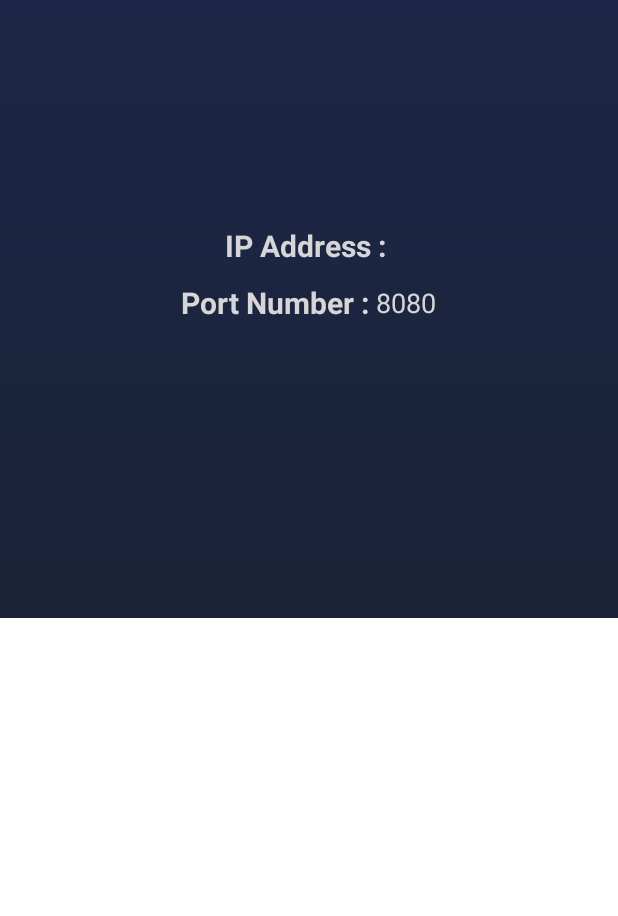
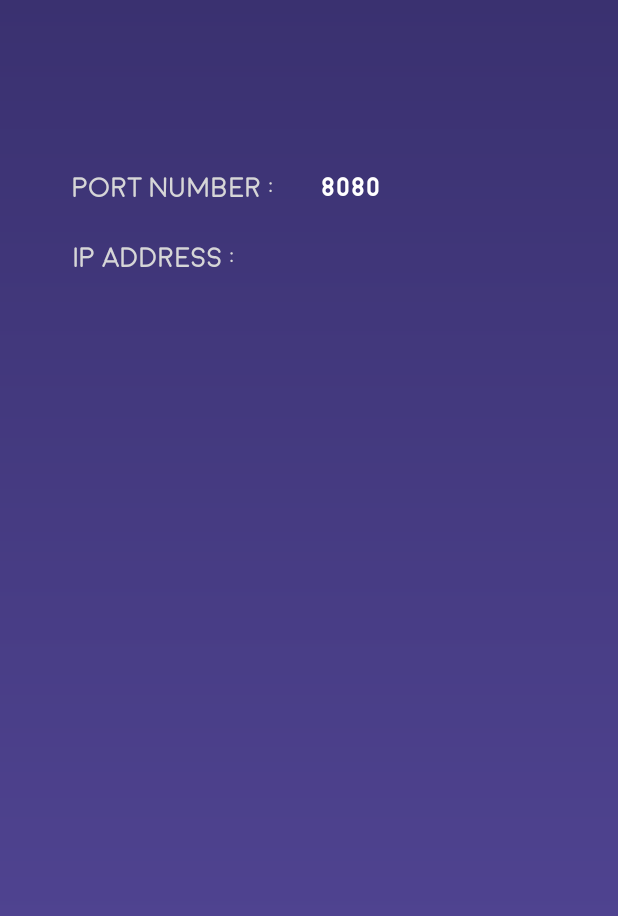
Before and after one commit to sowmen/Android-P2P-Chat-Messenger-using-Java-TCP-IP-Socket-Programming, an Android app: the ShowInfoActivity screen opened directly, with no data from a screen before it, on a phone screen of 412 x 824 dp. Shown: the top 916 px of the screen. Run offline under Robolectric (Android 15) with nearby library versions, the phone set to English and light mode, and no system bars; libraries missing offline, so code that uses them is left out: net.glxn.qrgen; 1 statement that could not run was skipped.

Commit message:
Design chnages2

```diff
--- a/app/src/main/java/com/example/chatfull/ChatActivity.java
+++ b/app/src/main/java/com/example/chatfull/ChatActivity.java
@@ -438,18 +438,20 @@ public class ChatActivity extends AppCompatActivity
                 if (msg.getText() != null) {
                     msg.setUser(user);
                     adapter.addToStart(msg, true);
+                    messageArrayList.add(msg);
                 } else if (msg.isImage()) {
                     msg.setUser(user);
                     adapter.addToStart(msg, true);
+                    messageArrayList.add(msg);
                 } else if (msg.isFile()) {
                     msg.setUser(user);
                     adapter.addToStart(msg, true);
+                    messageArrayList.add(msg);
                 } else if (msg.isColor()) {
                     back_view.setBackgroundColor(msg.getColor());
                 }
 
-                if(!msg.isColor())
-                    messageArrayList.add(msg);
+
             }
         });
     }
--- a/app/src/main/res/drawable/background_gradient.xml
+++ b/app/src/main/res/drawable/background_gradient.xml
@@ -2,7 +2,7 @@
 <shape xmlns:android="http://schemas.android.com/apk/res/android"
     android:shape="rectangle">
     <gradient
-        android:startColor="#FF1B2338"
-        android:endColor="#FF1C2747"
+        android:startColor="#56499b"
+        android:endColor="#3a3170"
         android:angle="90"/>
 </shape>
--- a/app/src/main/res/drawable/buttonshape.xml
+++ b/app/src/main/res/drawable/buttonshape.xml
@@ -1,10 +1,10 @@
 <?xml version="1.0" encoding="utf-8"?>
 <shape xmlns:android="http://schemas.android.com/apk/res/android" android:shape="rectangle" >
     <corners
-        android:radius="10dp"
+        android:radius="3dp"
         />
     <solid
-        android:color="#2690ED"
+        android:color="#B586D9"
         />
     <size
         android:width="300dp"
--- /dev/null
+++ b/app/src/main/res/drawable/ic_user_circle_solid.xml
@@ -0,0 +1,4 @@
+<vector android:height="24dp" android:viewportHeight="512"
+    android:viewportWidth="496" android:width="24dp" xmlns:android="http://schemas.android.com/apk/res/android">
+    <path android:fillColor="#fff" android:pathData="M248,8C111,8 0,119 0,256s111,248 248,248 248,-111 248,-248S385,8 248,8zM248,104c48.6,0 88,39.4 88,88s-39.4,88 -88,88 -88,-39.4 -88,-88 39.4,-88 88,-88zM248,448c-58.7,0 -111.3,-26.6 -146.5,-68.2 18.8,-35.4 55.6,-59.8 98.5,-59.8 2.4,0 4.8,0.4 7.1,1.1 13,4.2 26.6,6.9 40.9,6.9 14.3,0 28,-2.7 40.9,-6.9 2.3,-0.7 4.7,-1.1 7.1,-1.1 42.9,0 79.7,24.4 98.5,59.8C359.3,421.4 306.7,448 248,448z"/>
+</vector>
--- a/app/src/main/res/layout/activity_chat_alternate.xml
+++ b/app/src/main/res/layout/activity_chat_alternate.xml
@@ -30,7 +30,7 @@
             app:incomingTextColor="#000"
             app:incomingTextLinkColor="#d7ccc8"
             app:incomingTimeTextColor="#ede7f6"
-            app:incomingImageTimeTextColor="#ede7f6"
+            app:incomingImageTimeTextColor="#90a4ae"
 
             app:outcomingBubblePaddingBottom="10dp"
             app:outcomingBubblePaddingTop="10dp"
--- a/app/src/main/res/layout/activity_show_info.xml
+++ b/app/src/main/res/layout/activity_show_info.xml
@@ -4,105 +4,106 @@
     xmlns:tools="http://schemas.android.com/tools"
     android:layout_width="match_parent"
     android:layout_height="match_parent"
-    android:background="#FFFFFF"
+    android:background="@drawable/background_gradient"
     tools:context=".ShowInfoActivity"
     android:orientation="vertical"
-    android:gravity="center">
-    <LinearLayout
-        android:orientation="vertical"
-        android:layout_width="match_parent"
-        android:layout_height="match_parent">
-
-        <ImageView
-            android:layout_width="match_parent"
-            android:layout_height="0dp"
-            android:layout_weight="1"
-            android:background="@drawable/background_gradient"
-            android:cropToPadding="false" />
-        <ImageView
-            android:layout_weight="1"
-            android:layout_width="match_parent"
-            android:layout_height="0dp" />
-    </LinearLayout>
-
-    <LinearLayout
-        android:id="@+id/linearLayout4"
-        android:layout_width="match_parent"
-        android:layout_height="wrap_content"
-        android:layout_marginStart="8dp"
-        android:layout_marginTop="150dp"
-        android:layout_marginEnd="8dp"
     android:gravity="center"
-        app:layout_constraintEnd_toEndOf="parent"
-        app:layout_constraintHorizontal_bias="0.0"
-        app:layout_constraintStart_toStartOf="parent"
-        app:layout_constraintTop_toTopOf="parent">
+    >
 
     <TextView
         android:id="@+id/textView3"
         android:layout_width="wrap_content"
         android:layout_height="wrap_content"
+        android:layout_marginStart="8dp"
+        android:layout_marginTop="8dp"
+        android:layout_marginEnd="8dp"
+        android:layout_marginBottom="8dp"
+        android:fontFamily="@font/moon_light"
         android:text="IP Address : "
         android:textColor="@color/white"
-            android:textSize="20sp"
-            android:textStyle="bold" />
+        android:textSize="18sp"
+        android:textStyle="bold"
+        app:layout_constraintBottom_toBottomOf="parent"
+        app:layout_constraintEnd_toEndOf="parent"
+        app:layout_constraintHorizontal_bias="0.143"
+        app:layout_constraintStart_toStartOf="parent"
+        app:layout_constraintTop_toTopOf="parent"
+        app:layout_constraintVertical_bias="0.196" />
 
     <TextView
         android:id="@+id/ipDisplay"
         android:layout_width="wrap_content"
         android:layout_height="wrap_content"
-            android:textColor="@color/warm_grey"
-            android:text="TextView"
-            android:textSize="18sp" />
+        android:layout_marginStart="8dp"
+        android:layout_marginTop="8dp"
+        android:layout_marginEnd="8dp"
+        android:layout_marginBottom="8dp"
+        android:fontFamily="@font/moon_bold"
+        android:inputType="number|textWebEditText"
+        android:text="192.158.168.13"
+        android:textColor="#fff"
+        android:textSize="18sp"
+        app:layout_constraintBottom_toBottomOf="parent"
+        app:layout_constraintEnd_toEndOf="parent"
+        app:layout_constraintHorizontal_bias="0.779"
+        app:layout_constraintStart_toStartOf="parent"
+        app:layout_constraintTop_toTopOf="parent"
+        app:layout_constraintVertical_bias="0.196" />
 
-    </LinearLayout>
-
-    <LinearLayout
-        android:id="@+id/linearLayout3"
-        android:layout_width="match_parent"
+    <TextView
+        android:id="@+id/textView"
+        android:layout_width="wrap_content"
         android:layout_height="wrap_content"
         android:layout_marginStart="8dp"
         android:layout_marginTop="8dp"
         android:layout_marginEnd="8dp"
         android:layout_marginBottom="8dp"
-        android:gravity="center"
+        android:fontFamily="@font/moon_light"
+        android:text="Port Number : "
+        android:textColor="@color/white"
+        android:textSize="18sp"
+        android:textStyle="bold"
         app:layout_constraintBottom_toBottomOf="parent"
         app:layout_constraintEnd_toEndOf="parent"
-        app:layout_constraintHorizontal_bias="1.0"
+        app:layout_constraintHorizontal_bias="0.157"
         app:layout_constraintStart_toStartOf="parent"
-        app:layout_constraintTop_toBottomOf="@+id/linearLayout4"
-        app:layout_constraintVertical_bias="0.004">
-
-        <TextView
-            android:id="@+id/textView"
-            android:layout_width="wrap_content"
-            android:layout_height="wrap_content"
-            android:text="Port Number : "
-            android:textColor="@color/white"
-            android:textSize="20sp"
-            android:textStyle="bold" />
+        app:layout_constraintTop_toTopOf="parent"
+        app:layout_constraintVertical_bias="0.137" />
 
     <TextView
         android:id="@+id/portDisplay"
-            android:layout_width="wrap_content"
-            android:layout_height="wrap_content"
-            android:text="TextView"
-            android:textColor="@color/warm_grey"
-            android:textSize="18sp" />
-    </LinearLayout>
-
-    <ImageView
-        android:layout_width="299dp"
-        android:layout_height="337dp"
+        android:layout_width="79dp"
+        android:layout_height="25dp"
         android:layout_marginStart="8dp"
         android:layout_marginTop="8dp"
         android:layout_marginEnd="8dp"
         android:layout_marginBottom="8dp"
+        android:fontFamily="@font/moon_bold"
+        android:inputType="number|textWebEditText"
+        android:text="8080"
+        android:textColor="#FFFFFF"
+        android:textSize="18sp"
         app:layout_constraintBottom_toBottomOf="parent"
         app:layout_constraintEnd_toEndOf="parent"
+        app:layout_constraintHorizontal_bias="0.648"
         app:layout_constraintStart_toStartOf="parent"
-        app:layout_constraintTop_toBottomOf="@+id/linearLayout3"
-        android:id="@+id/qr_view"/>
+        app:layout_constraintTop_toTopOf="parent"
+        app:layout_constraintVertical_bias="0.137" />
+
+    <ImageView
+        android:id="@+id/qr_view"
+        android:layout_width="280dp"
+        android:layout_height="276dp"
+        android:layout_marginStart="8dp"
+        android:layout_marginTop="8dp"
+        android:layout_marginEnd="8dp"
+        android:layout_marginBottom="132dp"
+        app:layout_constraintBottom_toBottomOf="parent"
+        app:layout_constraintEnd_toEndOf="parent"
+        app:layout_constraintHorizontal_bias="0.495"
+        app:layout_constraintStart_toStartOf="parent"
+        app:layout_constraintTop_toBottomOf="@+id/textView"
+        app:layout_constraintVertical_bias="0.892" />
 
 
 
```
Also changed, not shown: app/src/main/java/com/example/chatfull/MainActivity.java (+14 -0 lines), app/src/main/res/drawable/ic_person.xml (deleted, +0 -9 lines), app/src/main/res/drawable/ic_qrcode.xml (added, +18 -0 lines), app/src/main/res/font/font.xml (+10 -0 lines), app/src/main/res/layout/activity_connect_to_user.xml (+74 -96 lines), app/src/main/res/layout/activity_main.xml (+54 -68 lines), app/src/main/res/font/moon_bold.otf (added), app/src/main/res/font/moon_light.otf (added). Lines whose indentation alone changed are shown as unchanged.
